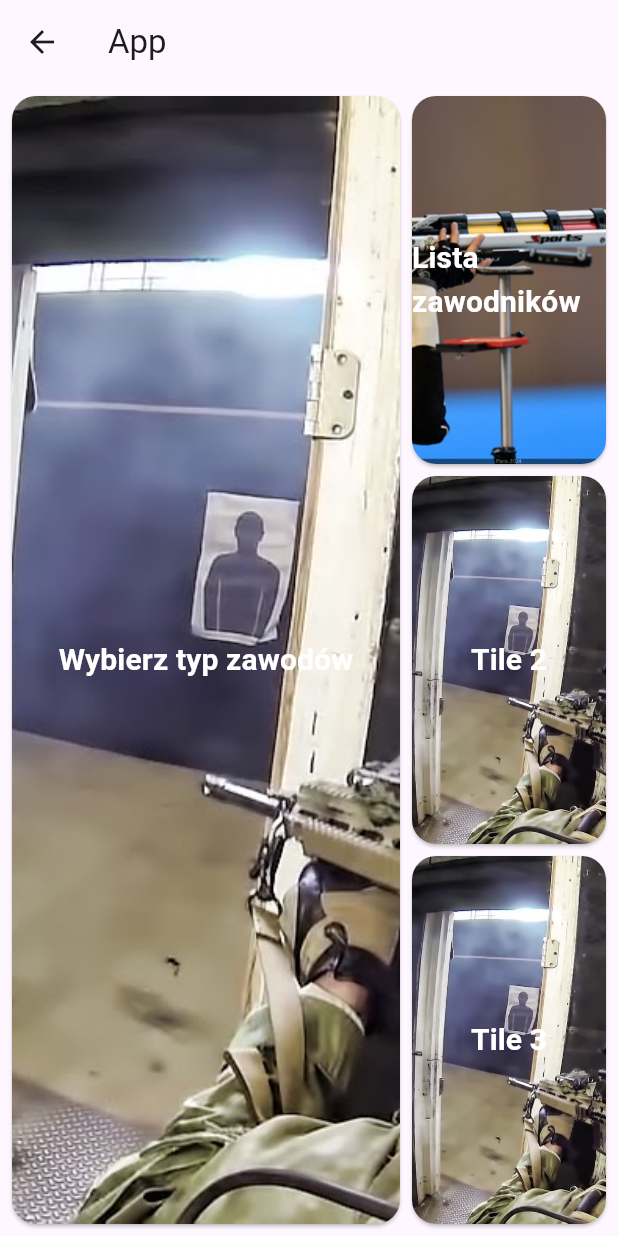
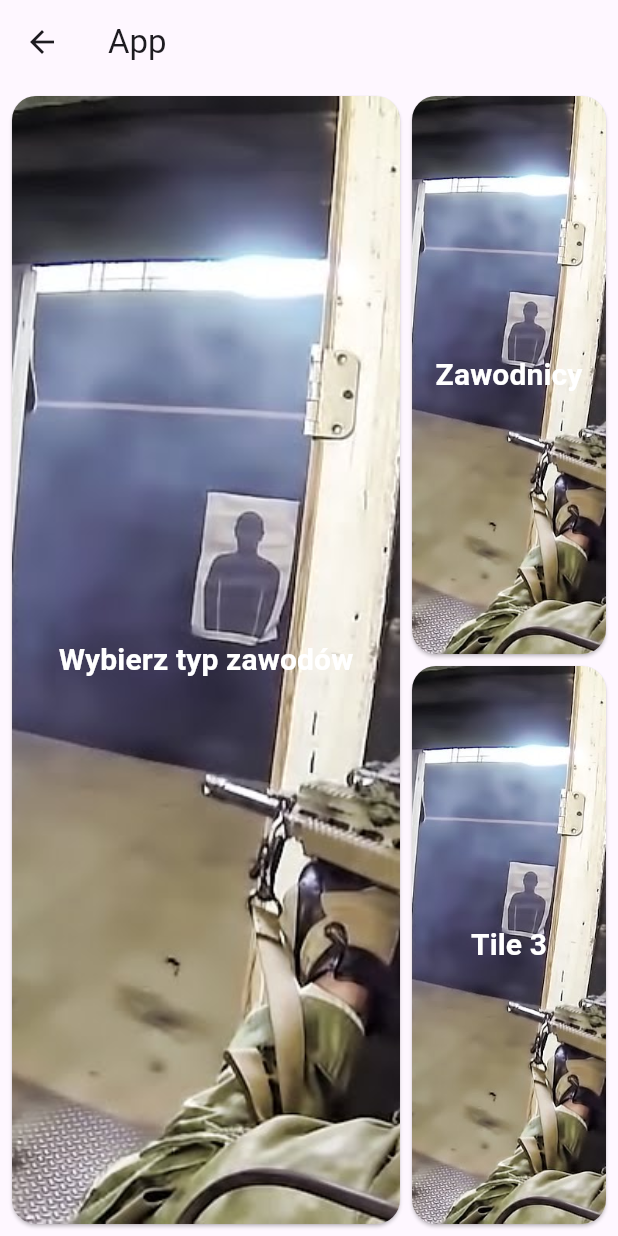
Before and after one commit to WoryszLk/BScThesis, a Flutter app: the StarterCompetition screen opened directly, on a phone screen of 412 x 824 dp. Run offline on Flutter 3.47's test engine with Material 3 defaults, Android fonts, the phone set to English and light mode, and no system bars; our stand-ins replace firebase_core; accounts and stored records are empty.

Commit message:
Adding new image and fixing dynamic buttons

```diff
--- a/application_supporting_the_management_of_shooting_competitions/lib/pages/competition_start_page.dart
+++ b/application_supporting_the_management_of_shooting_competitions/lib/pages/competition_start_page.dart
@@ -1,7 +1,6 @@
-import 'package:application_supporting_the_management_of_shooting_competitions/pages/player_list_selector_page.dart';
 import 'package:flutter/material.dart';
+import 'package:application_supporting_the_management_of_shooting_competitions/components/custom_button.dart';
 import 'competition_selector_page.dart';
-import 'package:application_supporting_the_management_of_shooting_competitions/components/custom_button.dart';
 
 class StarterCompetition extends StatefulWidget {
   const StarterCompetition({super.key});
@@ -14,17 +13,29 @@ class _StarterCompetitionState extends State<StarterCompetition> {
   int? _selectedCompetitionIndex;
 
   final List<String> _competitionNames = [
-    'Tryb zawodów 1',
-    'Tryb zawodów 2',
-    'Tryb zawodów 3',
-    'Tryb zawodów 4',
-    'Tryb zawodów 5',
+    'FBI',
+    'PIRO',
+    '2guns 2pistols',
+    'Piromanek',
+    'Top Gun',
+    'BTG',
+  ];
+
+  final List<String> _imagePaths = [
+    'lib/images/fbi.jpg',
+    'lib/images/piro.jpg',
+    'lib/images/2guns_2pistols.jpg',
+    'lib/images/piromanek.jpg',
+    'lib/images/top_gun.jpg',
+    'lib/images/btg.jpg',
   ];
 
   void _navigateToCompetitionSelector() async {
     final selectedIndex = await Navigator.push<int>(
       context,
-      MaterialPageRoute(builder: (context) => const CompetitionSelector()),
+      MaterialPageRoute(
+        builder: (context) => const CompetitionSelector(), // Upewnij się, że CompetitionSelector istnieje
+      ),
     );
 
     if (selectedIndex != null) {
@@ -50,7 +61,7 @@ class _StarterCompetitionState extends State<StarterCompetition> {
                 width: double.infinity,
                 height: double.infinity,
                 imagePath: _selectedCompetitionIndex != null
-                    ? 'lib/images/selectedCompetition${_selectedCompetitionIndex! + 1}.jpg'
+                    ? _imagePaths[_selectedCompetitionIndex!]
                     : 'lib/images/buttonShooters.jpg',
                 text: _selectedCompetitionIndex != null
                     ? _competitionNames[_selectedCompetitionIndex!]
@@ -67,23 +78,8 @@ class _StarterCompetitionState extends State<StarterCompetition> {
                     child: CustomButton(
                       width: double.infinity,
                       height: double.infinity,
-                      imagePath: 'lib/images/PlayersList.jpg',
-                      text: 'Lista zawodników',
-                      onPressed: () {
-                        Navigator.push(
-                          context,
-                          MaterialPageRoute(builder: (context) => const PlayerList()),
-                        );
-                      },
-                    ),
-                  ),
-                  const SizedBox(height: 8),
-                  Expanded(
-                    child: CustomButton(
-                      width: double.infinity,
-                      height: double.infinity,
                       imagePath: 'lib/images/buttonShooters.jpg',
-                      text: 'Tile 2',
+                      text: 'Zawodnicy',
                       onPressed: () {},
                     ),
                   ),
```
Also changed, not shown: application_supporting_the_management_of_shooting_competitions/lib/pages/competition_selector_page.dart (+13 -4 lines), application_supporting_the_management_of_shooting_competitions/lib/images/fbi.jpg (added).
